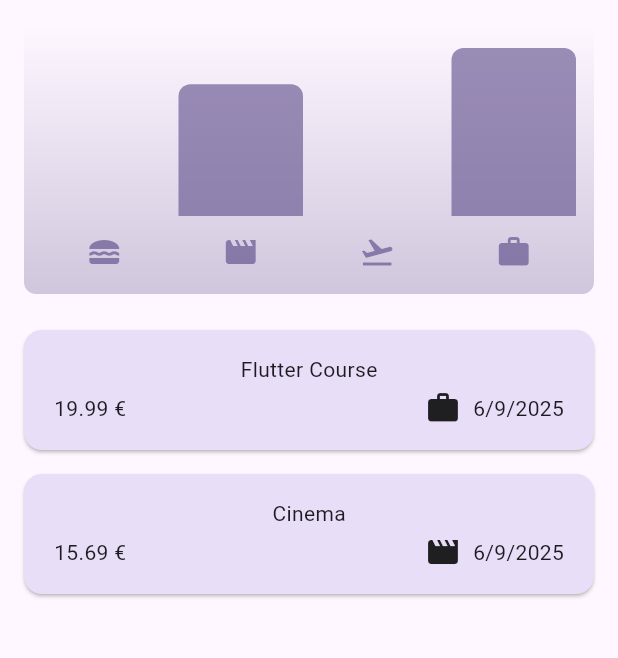
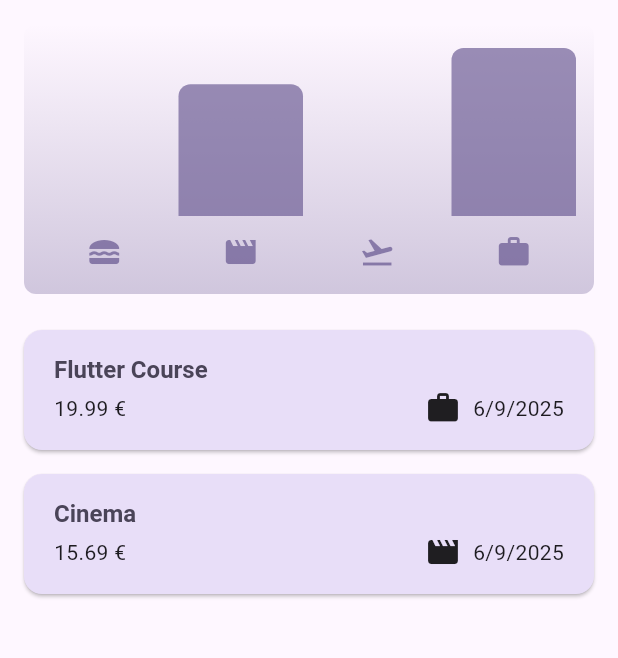
Before and after one commit to lijealso/learn-flutter-dart, a Flutter app: the screen it shows after launch, on a phone screen of 412 x 824 dp, the part 84-742 px from its top. Run offline on Flutter 3.47's test engine with Material 3 defaults, Android fonts, the phone set to English and light mode, and no system bars; our stand-ins replace google_fonts.

Commit message:
+ theme adj

```diff
--- a/expense_tracker/lib/widgets/expenses_list/expense_item.dart
+++ b/expense_tracker/lib/widgets/expenses_list/expense_item.dart
@@ -15,8 +15,9 @@
           vertical: 16,
         ),
         child: Column(
+          crossAxisAlignment: CrossAxisAlignment.start,
           children: [
-            Text(expense.title),
+            Text(expense.title, style: Theme.of(context).textTheme.titleLarge),
             const SizedBox(height: 4),
             Row(
               children: [
```
